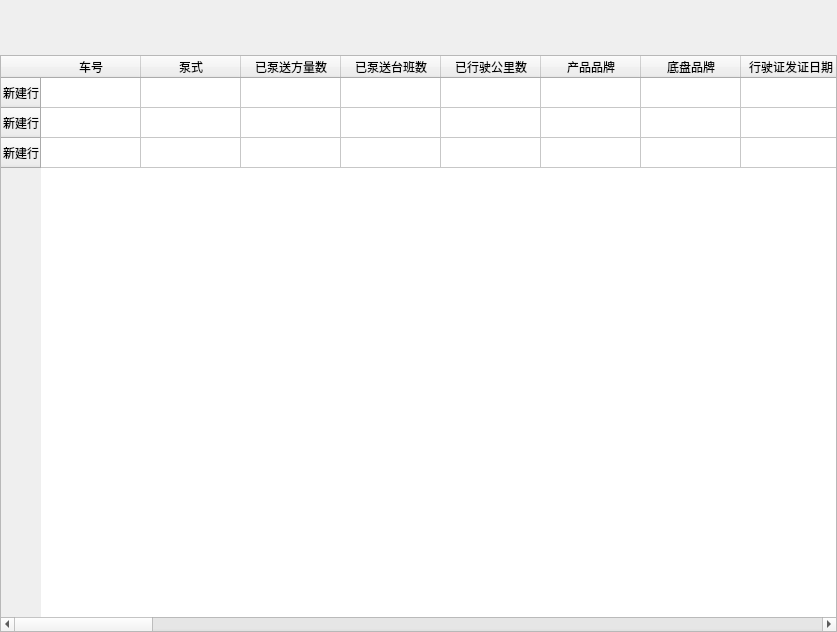
The window that ui/first_level/carmanagermentwidget.ui (longcp/CarRentalManagement) describes before a commit, drawn with Qt 5.
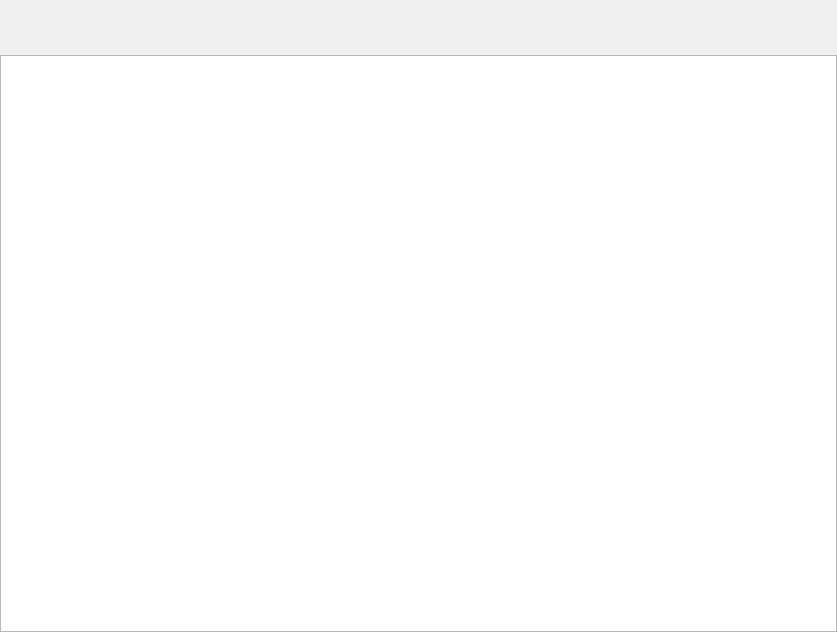
The same window after the commit.

What changed in the file:
```diff
--- a/ui/first_level/carmanagermentwidget.ui
+++ b/ui/first_level/carmanagermentwidget.ui
@@ -63,228 +63,7 @@
     </widget>
    </item>
    <item>
-    <widget class="QTableWidget" name="carTableWidget">
-     <row>
-      <property name="text">
-       <string>新建行</string>
-      </property>
-     </row>
-     <row>
-      <property name="text">
-       <string>新建行</string>
-      </property>
-     </row>
-     <row>
-      <property name="text">
-       <string>新建行</string>
-      </property>
-     </row>
-     <column>
-      <property name="text">
-       <string>车号</string>
-      </property>
-     </column>
-     <column>
-      <property name="text">
-       <string>泵式</string>
-      </property>
-     </column>
-     <column>
-      <property name="text">
-       <string>已泵送方量数</string>
-      </property>
-     </column>
-     <column>
-      <property name="text">
-       <string>已泵送台班数</string>
-      </property>
-     </column>
-     <column>
-      <property name="text">
-       <string>已行驶公里数</string>
-      </property>
-     </column>
-     <column>
-      <property name="text">
-       <string>产品品牌</string>
-      </property>
-     </column>
-     <column>
-      <property name="text">
-       <string>底盘品牌</string>
-      </property>
-     </column>
-     <column>
-      <property name="text">
-       <string>行驶证发证日期</string>
-      </property>
-     </column>
-     <column>
-      <property name="text">
-       <string>专用油卡号</string>
-      </property>
-     </column>
-     <column>
-      <property name="text">
-       <string>车架号</string>
-      </property>
-     </column>
-     <column>
-      <property name="text">
-       <string>车辆识别号</string>
-      </property>
-     </column>
-     <column>
-      <property name="text">
-       <string>产品型号</string>
-      </property>
-     </column>
-     <column>
-      <property name="text">
-       <string>保险卡号</string>
-      </property>
-     </column>
-     <column>
-      <property name="text">
-       <string>发动机号</string>
-      </property>
-     </column>
-     <column>
-      <property name="text">
-       <string>车身价</string>
-      </property>
-     </column>
-     <column>
-      <property name="text">
-       <string>发动机额定功率(KW)</string>
-      </property>
-     </column>
-     <column>
-      <property name="text">
-       <string>最大理论输送量(m3/h)</string>
-      </property>
-     </column>
-     <column>
-      <property name="text">
-       <string>最大理论输出压力(MPA)</string>
-      </property>
-     </column>
-     <column>
-      <property name="text">
-       <string>外形尺寸</string>
-      </property>
-     </column>
-     <column>
-      <property name="text">
-       <string>臂架垂直长度M</string>
-      </property>
-     </column>
-     <column>
-      <property name="text">
-       <string>臂架水平长度M</string>
-      </property>
-     </column>
-     <column>
-      <property name="text">
-       <string>整车总质量(KG)</string>
-      </property>
-     </column>
-     <column>
-      <property name="text">
-       <string>整车装备质量(KG)</string>
-      </property>
-     </column>
-     <column>
-      <property name="text">
-       <string>生厂日期</string>
-      </property>
-     </column>
-     <column>
-      <property name="text">
-       <string>出厂编码</string>
-      </property>
-     </column>
-     <column>
-      <property name="text">
-       <string>是否购买交险</string>
-      </property>
-     </column>
-     <column>
-      <property name="text">
-       <string>交险费</string>
-      </property>
-     </column>
-     <column>
-      <property name="text">
-       <string>保险公司(交险)</string>
-      </property>
-     </column>
-     <column>
-      <property name="text">
-       <string>购买日期(交险)</string>
-      </property>
-     </column>
-     <column>
-      <property name="text">
-       <string>是否购买商险</string>
-      </property>
-     </column>
-     <column>
-      <property name="text">
-       <string>保险公司(商险)</string>
-      </property>
-     </column>
-     <column>
-      <property name="text">
-       <string>购买日期(商险)</string>
-      </property>
-     </column>
-     <column>
-      <property name="text">
-       <string>年费</string>
-      </property>
-     </column>
-     <column>
-      <property name="text">
-       <string>车船费</string>
-      </property>
-     </column>
-     <column>
-      <property name="text">
-       <string>年审日期</string>
-      </property>
-     </column>
-     <column>
-      <property name="text">
-       <string>操作员(1)</string>
-      </property>
-     </column>
-     <column>
-      <property name="text">
-       <string>操作员(2)</string>
-      </property>
-     </column>
-     <column>
-      <property name="text">
-       <string>操作员(3)</string>
-      </property>
-     </column>
-     <column>
-      <property name="text">
-       <string>操作员(4)</string>
-      </property>
-     </column>
-     <column>
-      <property name="text">
-       <string>操作员(5)</string>
-      </property>
-     </column>
-     <column>
-      <property name="text">
-       <string>备注</string>
-      </property>
-     </column>
-    </widget>
+    <widget class="QTableView" name="carTableView"/>
    </item>
   </layout>
  </widget>
```
